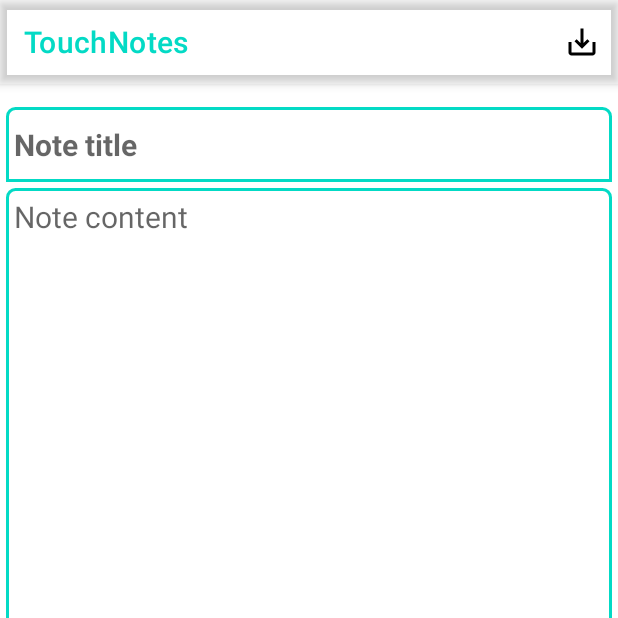
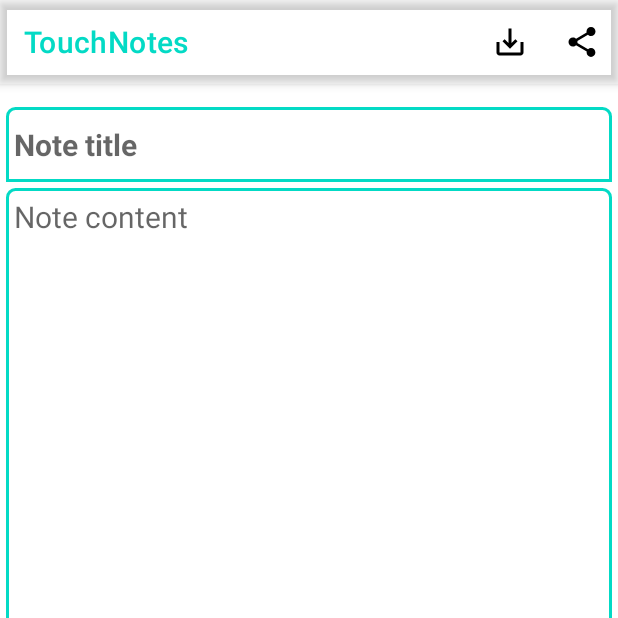
Before and after one commit to lokaimoma/TouchNotes, an Android app: the NoteEditFragment screen opened through its navigation route, on a phone screen of 412 x 824 dp, the top half of it. Run offline under Robolectric (Android 15) with nearby library versions, the phone set to English and light mode, and no system bars; our stand-ins replace Dagger/Hilt's generated code, Room's generated code.

Commit message:
Share note with intent

```diff
--- a/app/src/main/java/com/koc/touchnotes/view/MainActivity.kt
+++ b/app/src/main/java/com/koc/touchnotes/view/MainActivity.kt
@@ -11,7 +11,7 @@ import dagger.hilt.android.AndroidEntryPoint
 
 @AndroidEntryPoint
 class MainActivity : AppCompatActivity() {
-    lateinit var binding: ActivityMainBinding
+    private lateinit var binding: ActivityMainBinding
 
     override fun onCreate(savedInstanceState: Bundle?) {
         super.onCreate(savedInstanceState)
--- a/app/src/main/java/com/koc/touchnotes/view/NoteListFragment.kt
+++ b/app/src/main/java/com/koc/touchnotes/view/NoteListFragment.kt
@@ -17,8 +17,8 @@ import javax.inject.Inject
  */
 @AndroidEntryPoint
 class NoteListFragment : Fragment() {
-    var _binding: FragmentNoteListBinding? = null
-    val binding get() = _binding!!
+    private var _binding: FragmentNoteListBinding? = null
+    private val binding get() = _binding!!
 
     @Inject
     lateinit var notesAdapter: NotesRecyclerAdapter
--- /dev/null
+++ b/app/src/main/res/drawable/ic_share.xml
@@ -0,0 +1,5 @@
+<vector android:height="24dp" android:tint="#000000"
+    android:viewportHeight="24" android:viewportWidth="24"
+    android:width="24dp" xmlns:android="http://schemas.android.com/apk/res/android">
+    <path android:fillColor="@android:color/white" android:pathData="M18,16.08c-0.76,0 -1.44,0.3 -1.96,0.77L8.91,12.7c0.05,-0.23 0.09,-0.46 0.09,-0.7s-0.04,-0.47 -0.09,-0.7l7.05,-4.11c0.54,0.5 1.25,0.81 2.04,0.81 1.66,0 3,-1.34 3,-3s-1.34,-3 -3,-3 -3,1.34 -3,3c0,0.24 0.04,0.47 0.09,0.7L8.04,9.81C7.5,9.31 6.79,9 6,9c-1.66,0 -3,1.34 -3,3s1.34,3 3,3c0.79,0 1.5,-0.31 2.04,-0.81l7.12,4.16c-0.05,0.21 -0.08,0.43 -0.08,0.65 0,1.61 1.31,2.92 2.92,2.92 1.61,0 2.92,-1.31 2.92,-2.92s-1.31,-2.92 -2.92,-2.92z"/>
+</vector>
--- a/app/src/main/res/menu/note_edit_menu.xml
+++ b/app/src/main/res/menu/note_edit_menu.xml
@@ -10,6 +10,11 @@
     <item
         android:id="@+id/actionDelete"
         android:icon="@drawable/ic_delete_24"
-        android:title="Delete"
+        android:title="@string/delete"
+        app:showAsAction="ifRoom|withText" />
+    <item
+        android:id="@+id/actionShare"
+        android:icon="@drawable/ic_share"
+        android:title="@string/share"
         app:showAsAction="ifRoom|withText" />
 </menu>
--- a/app/src/main/res/values/strings.xml
+++ b/app/src/main/res/values/strings.xml
@@ -6,4 +6,6 @@
     <string name="note_title">Note title</string>
     <string name="note_content">Note content</string>
     <string name="save">Save</string>
+    <string name="delete">Delete</string>
+    <string name="share">Share</string>
 </resources>
```
Also changed, not shown: app/src/main/java/com/koc/touchnotes/view/NoteEditFragment.kt (+23 -1 lines).
